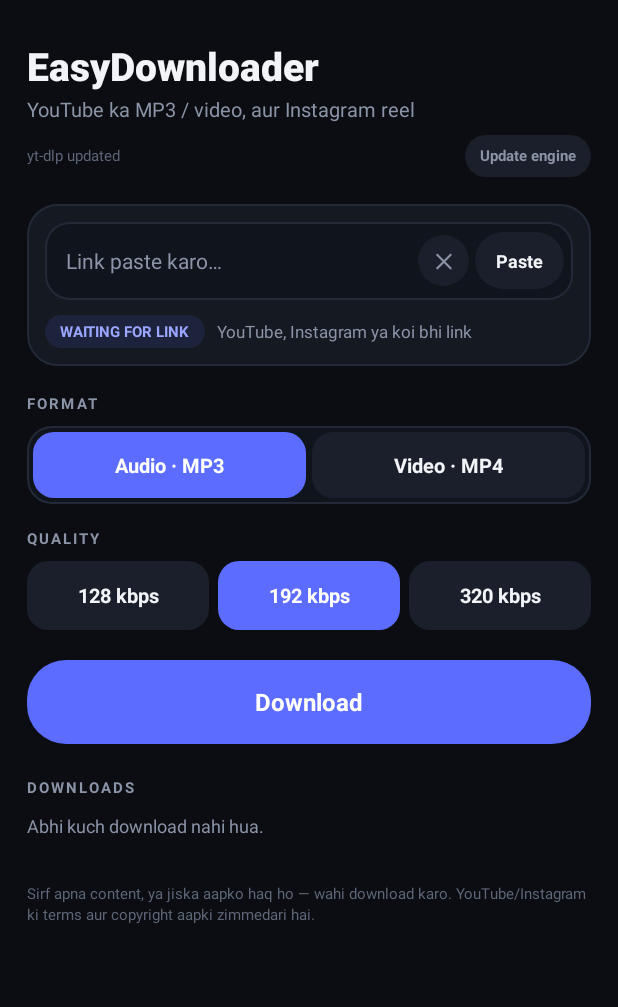
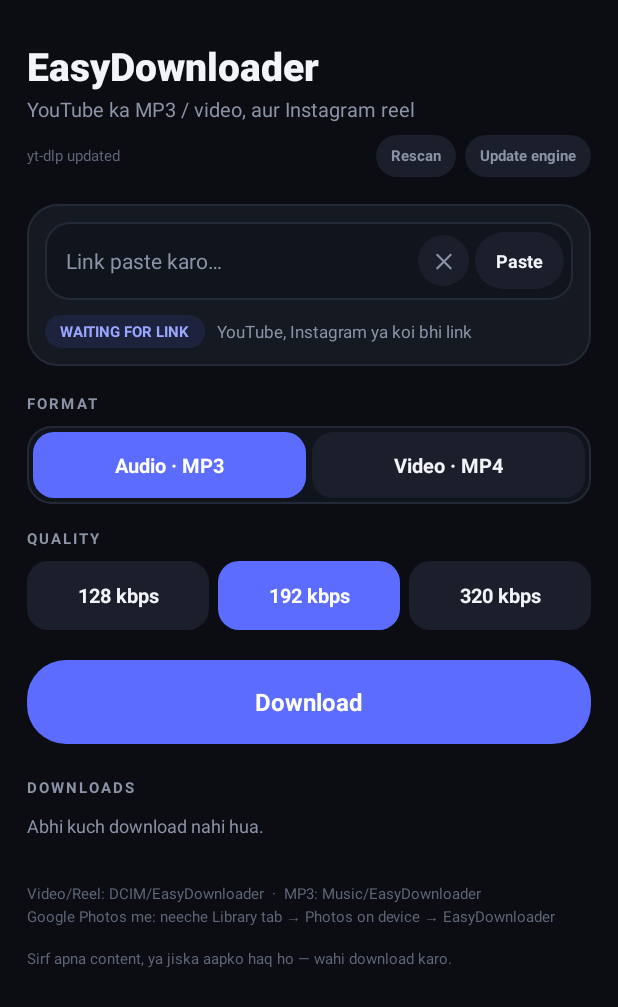
Before and after one commit to jatthemant-oss/easydownloader-, an Android app: the screen it shows after launch (MainActivity), on a phone screen of 412 x 824 dp. Shown: the top 1007 px of the screen. Run offline under Robolectric (Android 15) with nearby library versions, the phone set to English and light mode, and no system bars; libraries missing offline, so code that uses them is left out: com.yausername.ffmpeg, com.yausername.youtubedl_android; 3 statements that could not run were skipped.

Commit message:
DATE_TAKEN + gallery rescan + folder path info

```diff
--- a/app/build.gradle
+++ b/app/build.gradle
@@ -12,7 +12,7 @@ android {
         minSdk 26
         targetSdk 28
         versionCode Integer.parseInt(System.getenv("GITHUB_RUN_NUMBER") ?: "1") + 300
-        versionName "1.3.0"
+        versionName "1.4.0"
         ndk { abiFilters 'arm64-v8a' }
     }
 
--- a/app/src/main/res/layout/activity_main.xml
+++ b/app/src/main/res/layout/activity_main.xml
@@ -49,6 +49,22 @@
                 android:text="Engine shuru ho raha hai…"
                 android:textColor="#5E6678"
                 android:textSize="10sp" />
+
+            <TextView
+                android:id="@+id/btnRescan"
+                android:layout_width="wrap_content"
+                android:layout_height="28dp"
+                android:layout_marginEnd="6dp"
+                android:background="@drawable/bg_pill"
+                android:clickable="true"
+                android:focusable="true"
+                android:gravity="center"
+                android:paddingStart="10dp"
+                android:paddingEnd="10dp"
+                android:text="Rescan"
+                android:textColor="@color/muted"
+                android:textSize="10sp"
+                android:textStyle="bold" />
 
             <TextView
                 android:id="@+id/btnUpdate"
@@ -390,7 +406,7 @@
             android:layout_height="wrap_content"
             android:layout_marginTop="22dp"
             android:lineSpacingExtra="2dp"
-            android:text="Sirf apna content, ya jiska aapko haq ho — wahi download karo. YouTube/Instagram ki terms aur copyright aapki zimmedari hai."
+            android:text="Video/Reel: DCIM/EasyDownloader  ·  MP3: Music/EasyDownloader\nGoogle Photos me: neeche Library tab → Photos on device → EasyDownloader\n\nSirf apna content, ya jiska aapko haq ho — wahi download karo."
             android:textColor="#5E6678"
             android:textSize="10sp" />
     </LinearLayout>
```
Also changed, not shown: app/src/main/java/com/easydownloader/app/MainActivity.kt (+53 -0 lines).
